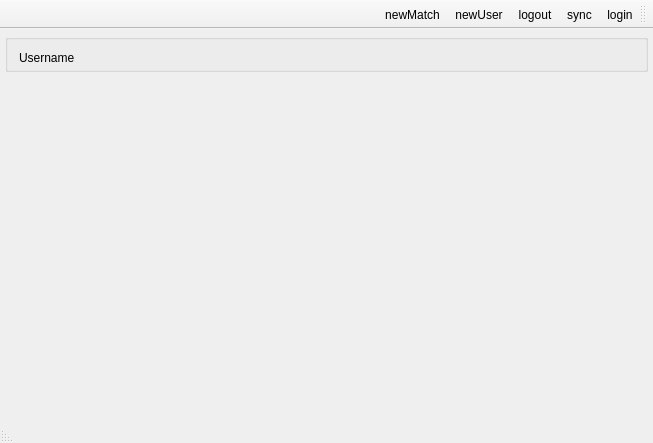
Qt form Client/reghaabat/mainwindow.ui (nournia/ketabkhaane) before a commit.
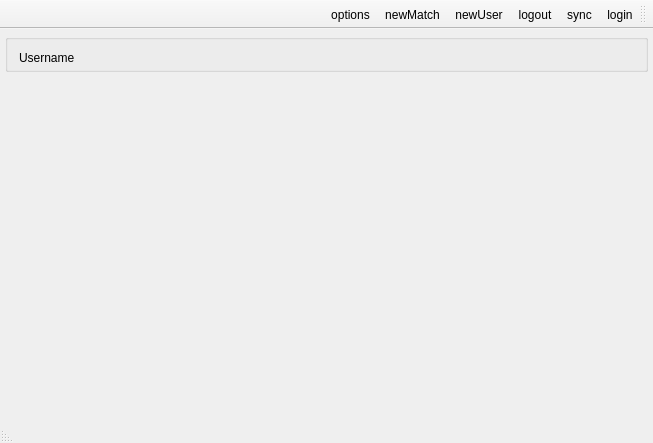
The same form after that commit.

```diff
--- a/Client/reghaabat/mainwindow.ui
+++ b/Client/reghaabat/mainwindow.ui
@@ -91,6 +91,7 @@
    <addaction name="actionLogout"/>
    <addaction name="actionNewUser"/>
    <addaction name="actionNewMatch"/>
+   <addaction name="actionOptions"/>
   </widget>
   <widget class="QStatusBar" name="statusBar">
    <property name="font">
@@ -127,6 +128,11 @@
     <string>newMatch</string>
    </property>
   </action>
+  <action name="actionOptions">
+   <property name="text">
+    <string>options</string>
+   </property>
+  </action>
  </widget>
  <layoutdefault spacing="6" margin="11"/>
  <resources/>
```
